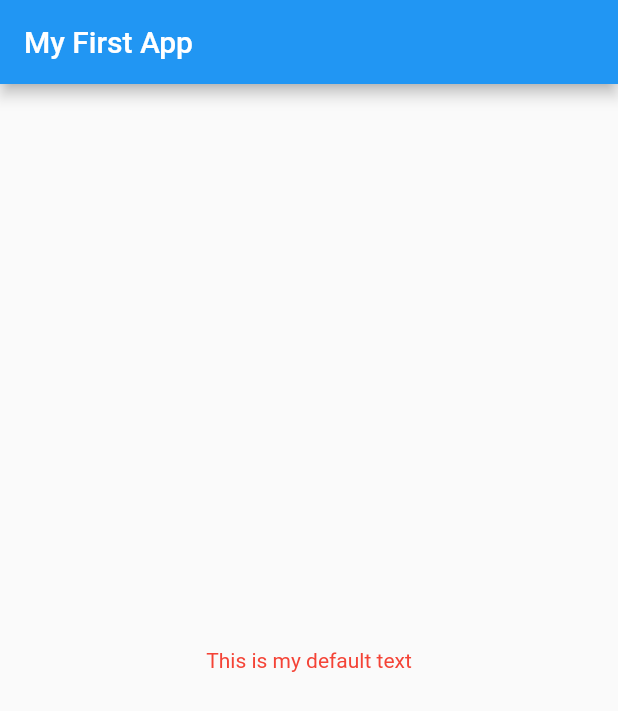
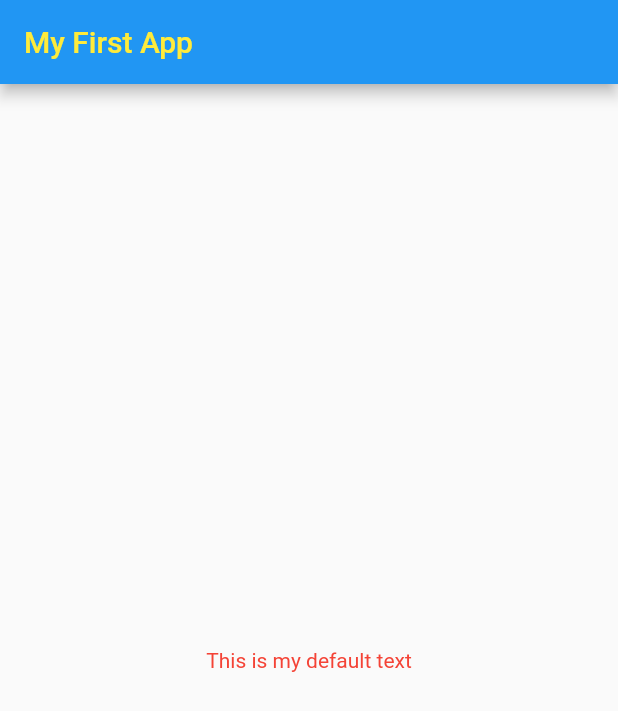
Before and after one commit to ParthDhaduk12/simple_project, a Flutter app: the screen it shows after launch, on a phone screen of 412 x 824 dp. Shown: the top 711 px of the screen. Run offline on Flutter 3.47's test engine with Material 2 defaults, Android fonts, the phone set to English and light mode, and no system bars.

Commit message:
changed the color of text style

```diff
--- a/lib/main.dart
+++ b/lib/main.dart
@@ -15,8 +15,8 @@ class MyApp extends StatelessWidget {
       title: "My App",
       home: Scaffold(
         appBar: AppBar(
-          title: Text('My First App'),
-        ),
+            title:
+                Text('My First App', style: TextStyle(color: Colors.yellow))),
         body: Center(
             child: Text(
           'This is my default text',
```
